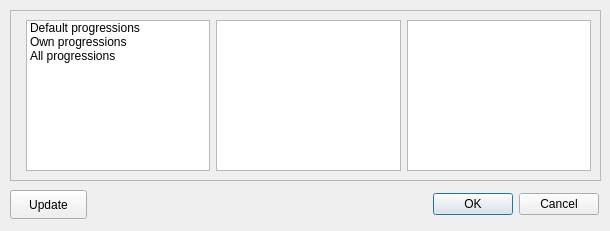
bspaans/improviser, file improviser/qtGUI/progressionbrowser.ui: the form before one commit.
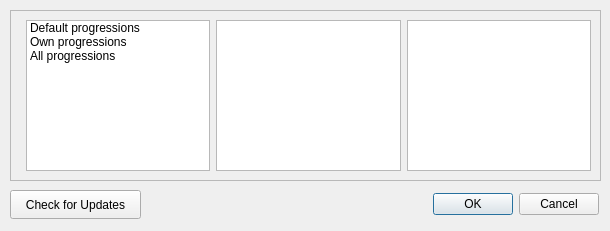
The form after the commit.

Commit message: Changed update button to check for update button. Added message boxes.

The edit to the form file:
```diff
--- a/improviser/qtGUI/progressionbrowser.ui
+++ b/improviser/qtGUI/progressionbrowser.ui
@@ -79,12 +79,12 @@
     <rect>
      <x>10</x>
      <y>190</y>
-     <width>77</width>
+     <width>131</width>
      <height>29</height>
     </rect>
    </property>
    <property name="text" >
-    <string>Update</string>
+    <string>Check for Updates</string>
    </property>
   </widget>
   <widget class="QDialogButtonBox" name="buttonBox" >
```
The commit also changes 9 other files.
